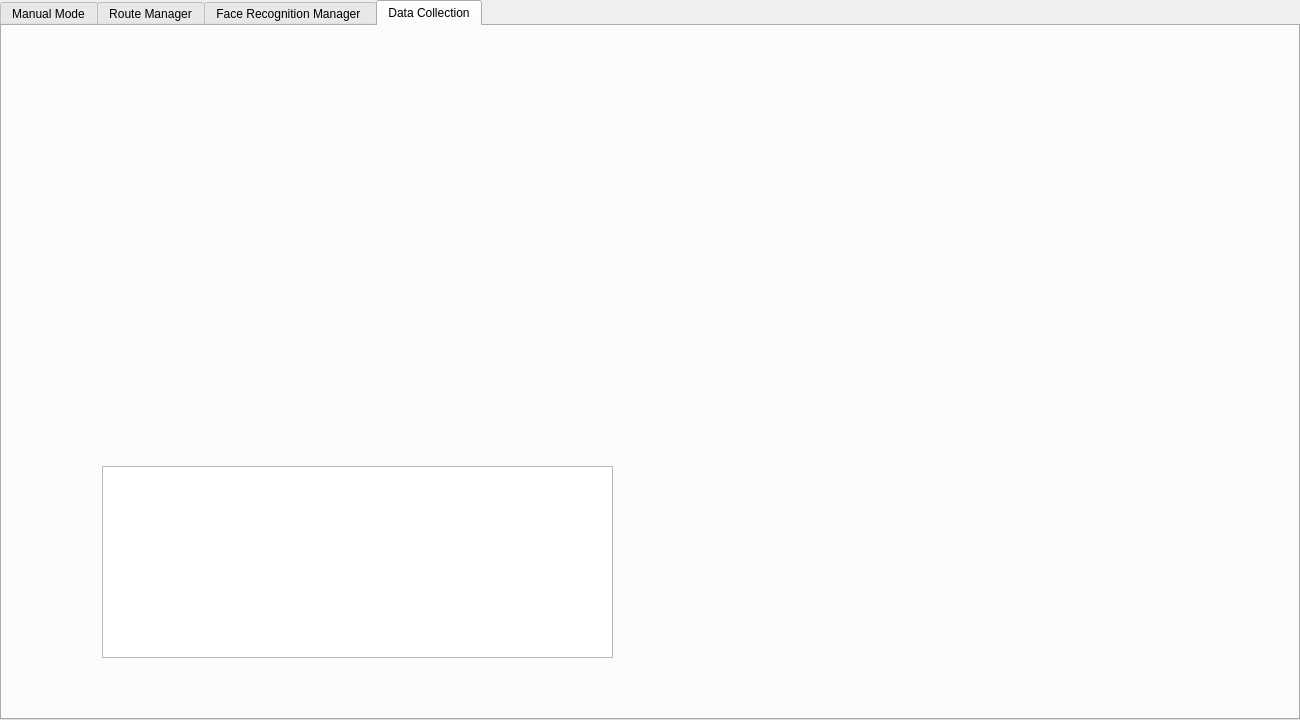
The window that VisionVoyagerGUI/adminmodewindow.ui (IuliaKovacs/VisionVoyager---DiplomaProject) describes before a commit, drawn with Qt 5.
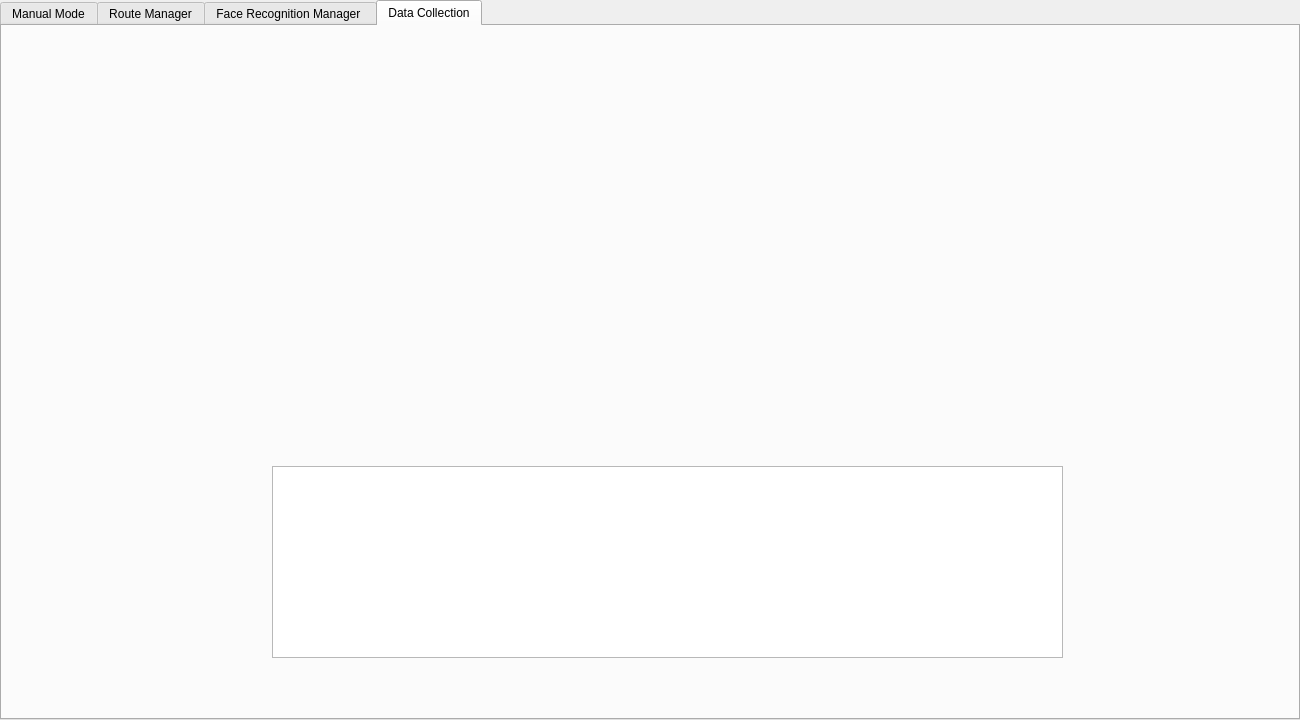
The same window after the commit. The open tabs and pages were chosen to show the change. Icons and pictures are not drawn.

Commit message: [Data Collection] Excel Update + UI update

Patch:
```diff
--- a/VisionVoyagerGUI/adminmodewindow.ui
+++ b/VisionVoyagerGUI/adminmodewindow.ui
@@ -776,9 +776,9 @@
      <widget class="QListView" name="logsListView">
       <property name="geometry">
        <rect>
-        <x>100</x>
+        <x>270</x>
         <y>440</y>
-        <width>511</width>
+        <width>791</width>
         <height>192</height>
        </rect>
       </property>
```
Left out of the diff: 2 changed lines with no effect on the pictures. The commit also changes 7 other files.
